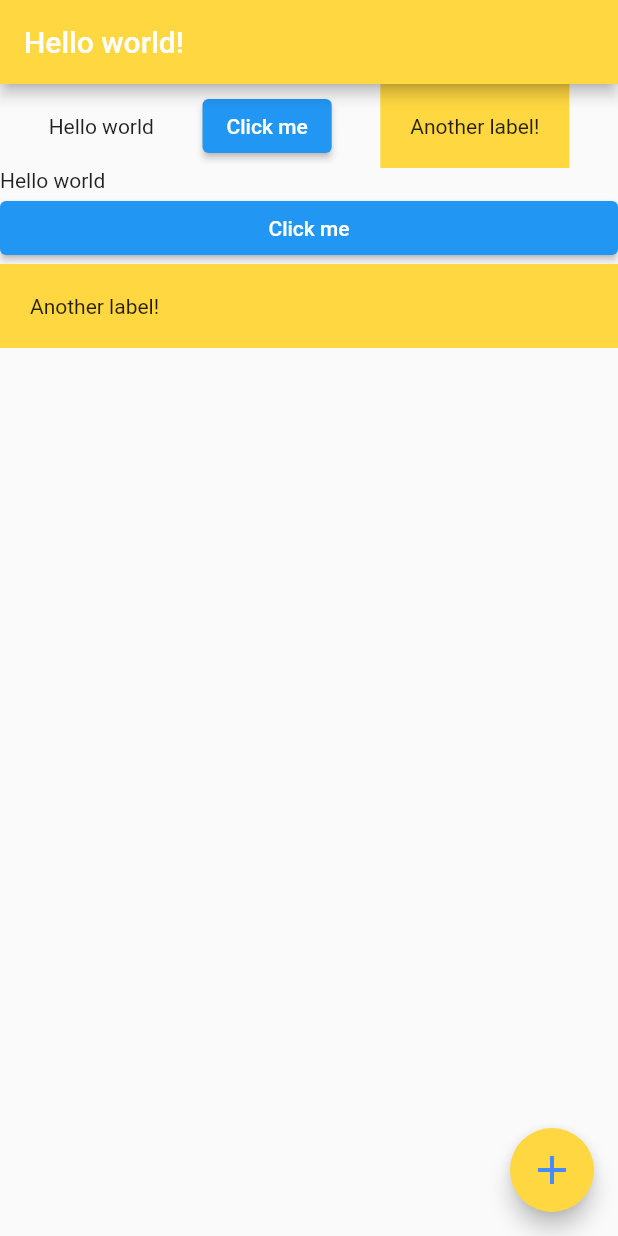
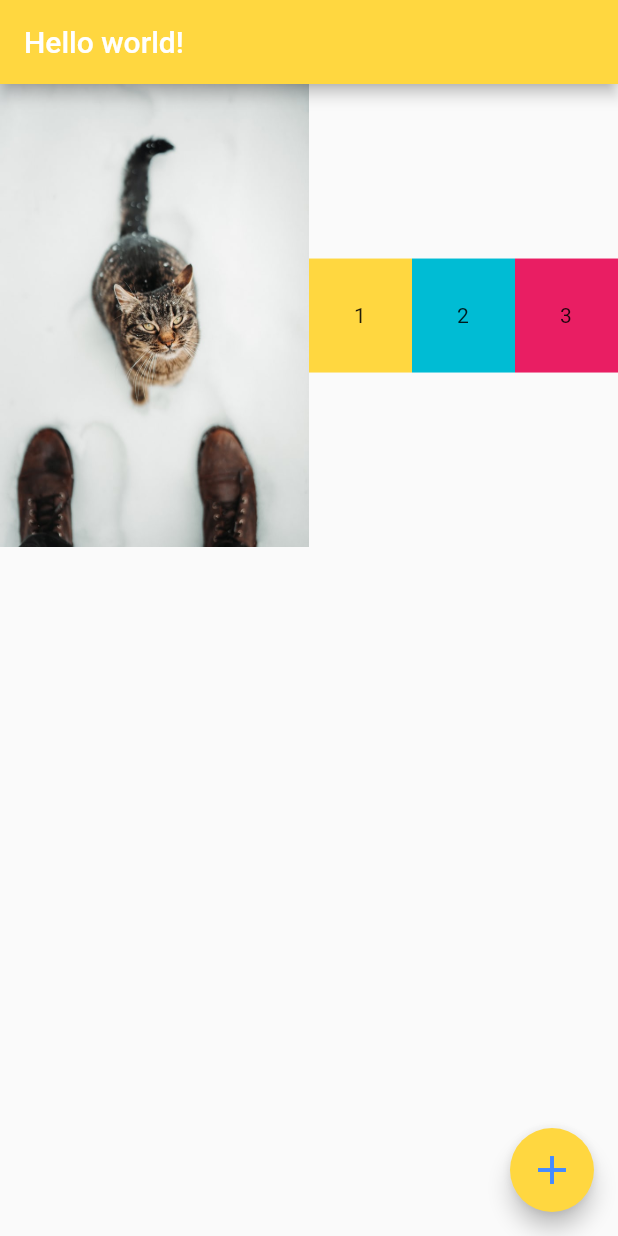
Before and after one commit to Ttiki/flutter_playground, a Flutter app: the screen it shows after launch, on a phone screen of 412 x 824 dp. Run offline on Flutter 3.47's test engine with Material 2 defaults, Android fonts, the phone set to English and light mode, and no system bars; missing offline and left inert: dart:ffi.

Commit message:
IDK video. Display: flex; (Expanded widget)

```diff
--- a/lib/main.dart
+++ b/lib/main.dart
@@ -24,30 +24,37 @@
         //This attrbut forces child widgets of AppBar to be centered relative to their parent widget (here AppBar.)
         //centerTitle: true, //commented because I don't want my text to be centered
       ),
-      body: Column(
-        mainAxisAlignment: MainAxisAlignment.start,
-        crossAxisAlignment: CrossAxisAlignment.stretch,
+      body: Row(
+
         children: [
-          Row(
-            mainAxisAlignment: MainAxisAlignment.spaceEvenly,
-            crossAxisAlignment: CrossAxisAlignment.center,
-            children: [
-              Text("Hello world"),
-              ElevatedButton(onPressed: (){}, child: Text("Click me")),
-              Container(
-                padding: EdgeInsets.all(20),
+          Expanded(
+              flex: 3,
+              child: Image.asset("assets/img1.jpg")
+          ),
+          Expanded(
+            flex: 1,
+            child: Container(
+                padding: EdgeInsets.all(30),
                 color: Colors.amberAccent,
-                child: Text("Another label!"),
-              ),
-            ],
+                child: Text('1'),
+            ),
           ),
-          Text("Hello world"),
-          ElevatedButton(onPressed: (){}, child: Text("Click me")),
-          Container(
-            padding: EdgeInsets.all(20),
-            color: Colors.amberAccent,
-            child: Text("Another label!"),
-          )
+          Expanded(
+            flex: 1,
+            child: Container(
+              padding: EdgeInsets.all(30),
+              color: Colors.cyan,
+              child: Text('2'),
+            ),
+          ),
+          Expanded(
+            flex: 1,
+            child: Container(
+              padding: EdgeInsets.all(30),
+              color: Colors.pink,
+              child: Text('3'),
+            ),
+          ),
         ],
       ),
       floatingActionButton: FloatingActionButton(
```
